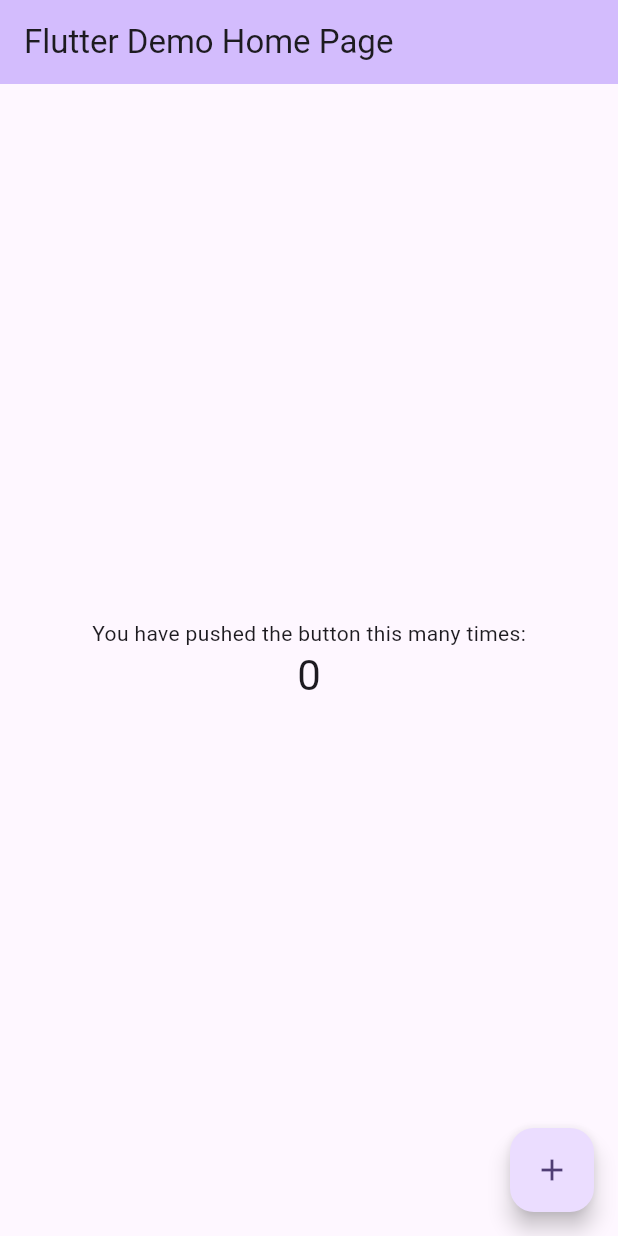
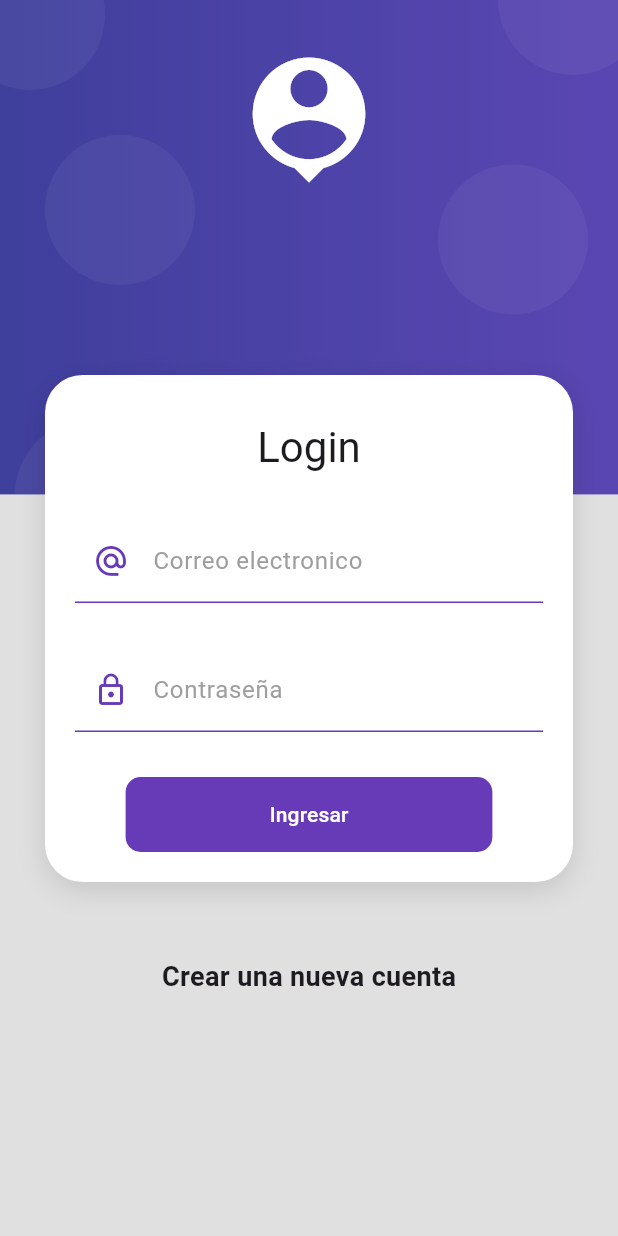
Before and after one commit to Carlo10K/products_app_fl, a Flutter app: the screen it shows after launch, on a phone screen of 412 x 824 dp. Run offline on Flutter 3.47's test engine with Material 3 defaults, Android fonts, the phone set to English and light mode, and no system bars.

Commit message:
agregado el estilo y los componentes de la vista login

```diff
--- a/lib/main.dart
+++ b/lib/main.dart
@@ -1,125 +1,23 @@
 import 'package:flutter/material.dart';
+import 'package:products_app/screens/screens.dart';
 
-void main() {
-  runApp(const MyApp());
-}
+void main() => runApp(const MyApp());
 
 class MyApp extends StatelessWidget {
   const MyApp({super.key});
 
-  // This widget is the root of your application.
   @override
   Widget build(BuildContext context) {
     return MaterialApp(
-      title: 'Flutter Demo',
-      theme: ThemeData(
-        // This is the theme of your application.
-        //
-        // TRY THIS: Try running your application with "flutter run". You'll see
-        // the application has a purple toolbar. Then, without quitting the app,
-        // try changing the seedColor in the colorScheme below to Colors.green
-        // and then invoke "hot reload" (save your changes or press the "hot
-        // reload" button in a Flutter-supported IDE, or press "r" if you used
-        // the command line to start the app).
-        //
-        // Notice that the counter didn't reset back to zero; the application
-        // state is not lost during the reload. To reset the state, use hot
-        // restart instead.
-        //
-        // This works for code too, not just values: Most code changes can be
-        // tested with just a hot reload.
-        colorScheme: ColorScheme.fromSeed(seedColor: Colors.deepPurple),
-        useMaterial3: true,
-      ),
-      home: const MyHomePage(title: 'Flutter Demo Home Page'),
+      debugShowCheckedModeBanner: false,
+      title: 'Productos App',
+      initialRoute: '/login',
+      routes: {
+        '/login': (_) => const LoginScreen(),
+        '/home': (_) => const HomeScreen()
+      },
+      theme:
+          ThemeData.light().copyWith(scaffoldBackgroundColor: Colors.grey[300]),
     );
   }
 }
-
-class MyHomePage extends StatefulWidget {
-  const MyHomePage({super.key, required this.title});
-
-  // This widget is the home page of your application. It is stateful, meaning
-  // that it has a State object (defined below) that contains fields that affect
-  // how it looks.
-
-  // This class is the configuration for the state. It holds the values (in this
-  // case the title) provided by the parent (in this case the App widget) and
-  // used by the build method of the State. Fields in a Widget subclass are
-  // always marked "final".
-
-  final String title;
-
-  @override
-  State<MyHomePage> createState() => _MyHomePageState();
-}
-
-class _MyHomePageState extends State<MyHomePage> {
-  int _counter = 0;
-
-  void _incrementCounter() {
-    setState(() {
-      // This call to setState tells the Flutter framework that something has
-      // changed in this State, which causes it to rerun the build method below
-      // so that the display can reflect the updated values. If we changed
-      // _counter without calling setState(), then the build method would not be
-      // called again, and so nothing would appear to happen.
-      _counter++;
-    });
-  }
-
-  @override
-  Widget build(BuildContext context) {
-    // This method is rerun every time setState is called, for instance as done
-    // by the _incrementCounter method above.
-    //
-    // The Flutter framework has been optimized to make rerunning build methods
-    // fast, so that you can just rebuild anything that needs updating rather
-    // than having to individually change instances of widgets.
-    return Scaffold(
-      appBar: AppBar(
-        // TRY THIS: Try changing the color here to a specific color (to
-        // Colors.amber, perhaps?) and trigger a hot reload to see the AppBar
-        // change color while the other colors stay the same.
-        backgroundColor: Theme.of(context).colorScheme.inversePrimary,
-        // Here we take the value from the MyHomePage object that was created by
-        // the App.build method, and use it to set our appbar title.
-        title: Text(widget.title),
-      ),
-      body: Center(
-        // Center is a layout widget. It takes a single child and positions it
-        // in the middle of the parent.
-        child: Column(
-          // Column is also a layout widget. It takes a list of children and
-          // arranges them vertically. By default, it sizes itself to fit its
-          // children horizontally, and tries to be as tall as its parent.
-          //
-          // Column has various properties to control how it sizes itself and
-          // how it positions its children. Here we use mainAxisAlignment to
-          // center the children vertically; the main axis here is the vertical
-          // axis because Columns are vertical (the cross axis would be
-          // horizontal).
-          //
-          // TRY THIS: Invoke "debug painting" (choose the "Toggle Debug Paint"
-          // action in the IDE, or press "p" in the console), to see the
-          // wireframe for each widget.
-          mainAxisAlignment: MainAxisAlignment.center,
-          children: <Widget>[
-            const Text(
-              'You have pushed the button this many times:',
-            ),
-            Text(
-              '$_counter',
-              style: Theme.of(context).textTheme.headlineMedium,
-            ),
-          ],
-        ),
-      ),
-      floatingActionButton: FloatingActionButton(
-        onPressed: _incrementCounter,
-        tooltip: 'Increment',
-        child: const Icon(Icons.add),
-      ), // This trailing comma makes auto-formatting nicer for build methods.
-    );
-  }
-}
--- /dev/null
+++ b/lib/screens/home_screen.dart
@@ -0,0 +1,14 @@
+import 'package:flutter/material.dart';
+
+class HomeScreen extends StatelessWidget {
+  const HomeScreen({super.key});
+
+  @override
+  Widget build(BuildContext context) {
+    return const Scaffold(
+      body: Center(
+        child: Text('HomeScreen'),
+      ),
+    );
+  }
+}
--- /dev/null
+++ b/lib/screens/login.screen.dart
@@ -0,0 +1,89 @@
+import 'package:flutter/material.dart';
+import 'package:products_app/ui/input_decorations.dart';
+import 'package:products_app/widgets/widgets.dart';
+
+class LoginScreen extends StatelessWidget {
+  const LoginScreen({super.key});
+
+  @override
+  Widget build(BuildContext context) {
+    return Scaffold(
+        body: AuthBackground(
+            child: SingleChildScrollView(
+      child: Column(
+        children: [
+          const SizedBox(
+            height: 250,
+          ),
+          CardContainer(
+              child: Column(
+            children: [
+              const SizedBox(height: 10),
+              Text(
+                'Login',
+                style: Theme.of(context).textTheme.headlineMedium,
+              ),
+              const SizedBox(height: 30),
+              _LoginForm()
+            ],
+          )),
+          const SizedBox(height: 50),
+          const Text(
+            'Crear una nueva cuenta',
+            style: TextStyle(fontSize: 18, fontWeight: FontWeight.bold),
+          ),
+          const SizedBox(height: 50),
+        ],
+      ),
+    )));
+  }
+}
+
+class _LoginForm extends StatelessWidget {
+  const _LoginForm({super.key});
+
+  @override
+  Widget build(BuildContext context) {
+    return Form(
+      child: Column(
+        children: [
+          TextFormField(
+            autocorrect: false,
+            keyboardType: TextInputType.emailAddress,
+            decoration: InputDecorations.authInputDecoration(
+                hintText: 'jhon.doe@gmail.com',
+                labelText: 'Correo electronico',
+                prefixIcon: Icons.alternate_email_outlined),
+          ),
+          const SizedBox(height: 30),
+          TextFormField(
+            autocorrect: false,
+            obscureText: true,
+            keyboardType: TextInputType.emailAddress,
+            decoration: InputDecorations.authInputDecoration(
+                hintText: '*****',
+                labelText: 'Contraseña',
+                prefixIcon: Icons.lock_outline),
+          ),
+          const SizedBox(height: 30),
+          MaterialButton(
+              shape: RoundedRectangleBorder(
+                  borderRadius: BorderRadius.circular(10)),
+              disabledColor: Colors.grey,
+              elevation: 0,
+              color: Colors.deepPurple,
+              child: Container(
+                  padding:
+                      const EdgeInsets.symmetric(horizontal: 80, vertical: 15),
+                  child: const Text(
+                    'Ingresar',
+                    style: TextStyle(color: Colors.white),
+                  )),
+              onPressed: () {
+                //TODO submit
+              })
+        ],
+      ),
+    );
+  }
+}
--- /dev/null
+++ b/lib/screens/screens.dart
@@ -0,0 +1,2 @@
+export 'package:products_app/screens/login.screen.dart';
+export 'package:products_app/screens/home_screen.dart';
--- /dev/null
+++ b/lib/ui/input_decorations.dart
@@ -0,0 +1,25 @@
+import 'package:flutter/material.dart';
+
+class InputDecorations {
+  static InputDecoration authInputDecoration({
+    required String hintText,
+    required String labelText,
+    IconData? prefixIcon,
+  }) {
+    return InputDecoration(
+        enabledBorder: const UnderlineInputBorder(
+          borderSide: BorderSide(color: Colors.deepPurple),
+        ),
+        focusedBorder: const UnderlineInputBorder(
+            borderSide: BorderSide(color: Colors.deepPurple, width: 2)),
+        hintText: hintText,
+        labelText: labelText,
+        labelStyle: const TextStyle(color: Colors.grey),
+        prefixIcon: prefixIcon != null
+            ? Icon(
+                prefixIcon,
+                color: Colors.deepPurple,
+              )
+            : null);
+  }
+}
--- /dev/null
+++ b/lib/widgets/auth_background.dart
@@ -0,0 +1,83 @@
+import 'package:flutter/material.dart';
+
+class AuthBackground extends StatelessWidget {
+  final Widget child;
+
+  const AuthBackground({super.key, required this.child});
+
+  @override
+  Widget build(BuildContext context) {
+    return SizedBox(
+      width: double.infinity,
+      height: double.infinity,
+      child: Stack(
+        children: [const _PurpleBox(), const _HeaderIcon(), child],
+      ),
+    );
+  }
+}
+
+class _PurpleBox extends StatelessWidget {
+  const _PurpleBox({super.key});
+
+  @override
+  Widget build(BuildContext context) {
+    final size = MediaQuery.of(context).size;
+
+    return Container(
+      width: double.infinity,
+      height: size.height * 0.4,
+      decoration: _buildBoxDecoration(),
+      child: Stack(
+        children: [
+          Positioned(top: 90, left: 30, child: _Bubble()),
+          Positioned(top: -40, left: -30, child: _Bubble()),
+          Positioned(top: -50, right: -20, child: _Bubble()),
+          Positioned(bottom: -50, left: 10, child: _Bubble()),
+          Positioned(bottom: 120, right: 20, child: _Bubble()),
+        ],
+      ),
+    );
+  }
+
+  BoxDecoration _buildBoxDecoration() {
+    return const BoxDecoration(
+        gradient: LinearGradient(colors: [
+      Color.fromRGBO(63, 63, 156, 1),
+      Color.fromRGBO(90, 70, 178, 1)
+    ]));
+  }
+}
+
+class _HeaderIcon extends StatelessWidget {
+  const _HeaderIcon({
+    super.key,
+  });
+
+  @override
+  Widget build(BuildContext context) {
+    return SafeArea(
+      child: Container(
+          width: double.infinity,
+          margin: const EdgeInsets.only(top: 30),
+          child: const Icon(
+            Icons.person_pin,
+            color: Colors.white,
+            size: 100,
+          )),
+    );
+  }
+}
+
+class _Bubble extends StatelessWidget {
+  @override
+  Widget build(BuildContext context) {
+    return Container(
+      width: 100,
+      height: 100,
+      decoration: BoxDecoration(
+          borderRadius: BorderRadius.circular(100),
+          color: Color.fromRGBO(255, 255, 255, 0.05)),
+    );
+  }
+}
--- /dev/null
+++ b/lib/widgets/card_container.dart
@@ -0,0 +1,27 @@
+import 'package:flutter/material.dart';
+
+class CardContainer extends StatelessWidget {
+  final Widget child;
+  const CardContainer({super.key, required this.child});
+
+  @override
+  Widget build(BuildContext context) {
+    return Padding(
+      padding: const EdgeInsets.symmetric(horizontal: 30),
+      child: Container(
+        width: double.infinity,
+        padding: const EdgeInsets.all(20),
+        decoration: _createCardShape(),
+        child: child,
+      ),
+    );
+  }
+
+  BoxDecoration _createCardShape() => BoxDecoration(
+          color: Colors.white,
+          borderRadius: BorderRadius.circular(25),
+          boxShadow: const [
+            BoxShadow(
+                color: Colors.black12, blurRadius: 15, offset: Offset(0, 5))
+          ]);
+}
--- /dev/null
+++ b/lib/widgets/widgets.dart
@@ -0,0 +1,2 @@
+export 'package:products_app/widgets/card_container.dart';
+export 'package:products_app/widgets/auth_background.dart';
```
